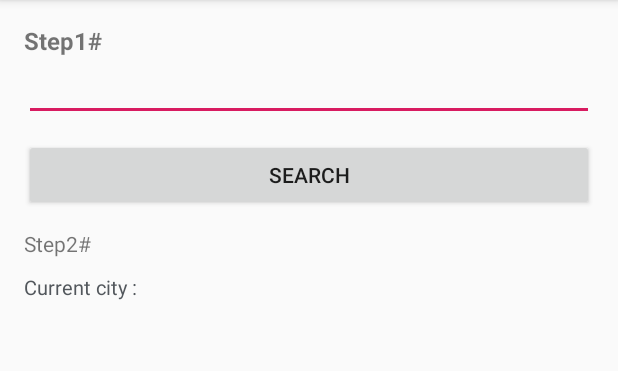
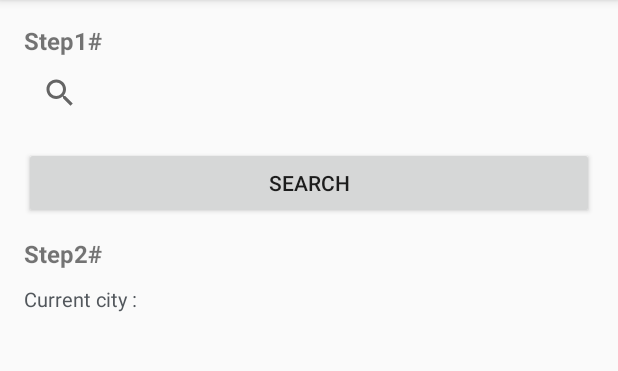
Before and after one commit to MaqsoodCodingPassion/WeatherApp, an Android app: the screen it shows after launch (MainActivity), on a phone screen of 412 x 824 dp, the part 84-455 px from its top. Run offline under Robolectric (Android 15) with nearby library versions, the phone set to English and light mode, and no system bars; our stand-ins replace Dagger/Hilt's generated code, RxJava; libraries missing offline, so code that uses them is left out: com.facebook.stetho; 6 statements that could not run were skipped.

Commit message:
Working on beautification UI

```diff
--- a/app/src/main/java/com/openweathermap/org/MainActivity.kt
+++ b/app/src/main/java/com/openweathermap/org/MainActivity.kt
@@ -3,11 +3,9 @@ package com.openweathermap.org
 import android.Manifest
 import android.annotation.SuppressLint
 import android.app.Activity
-import android.content.Context
 import android.content.Intent
 import android.os.Bundle
-import android.util.AttributeSet
-import android.view.View
+import android.widget.Toast
 import androidx.appcompat.app.AppCompatActivity
 import androidx.core.app.ActivityCompat
 import androidx.lifecycle.Observer
@@ -17,9 +15,9 @@ import com.openweathermap.org.gps.GpsUtils
 import com.openweathermap.org.gps.LocationViewModel
 import com.openweathermap.org.util.ViewModelFactory
 import dagger.android.AndroidInjection
-import javax.inject.Inject
 import kotlinx.android.synthetic.main.activity_main.*
 import java.util.*
+import javax.inject.Inject
 
 class MainActivity : AppCompatActivity() {
 
@@ -44,12 +42,14 @@ class MainActivity : AppCompatActivity() {
                 this@MainActivity.isGPSEnabled = isGPSEnable
             }
         })
-        intiAdapter()
+        intiView()
         searchBtn.setOnClickListener{callCurrentWeatherAPI()}
         getCurrentCityNameFromAPI()
     }
 
-    private fun intiAdapter() {
+    private fun intiView() {
+        citiesField.onActionViewExpanded()
+        citiesField.isIconified = true
         fiveDaysDataRecyclerView.layoutManager = LinearLayoutManager(this)
     }
 
@@ -64,9 +64,15 @@ class MainActivity : AppCompatActivity() {
     }
 
     private fun callCurrentWeatherAPI() {
-        weatherViewModel.fetchCurrentWeatherDetails(getCitiesList(),API_KEY).observe(this, Observer {
-           hideShimmer()
-       })
+        if(getCitiesList().size in 3..7){
+            weatherViewModel.fetchCurrentWeatherDetails(getCitiesList(),API_KEY).observe(this, Observer {
+                hideShimmer()
+            })
+        }else if(getCitiesList().size < 3){
+            Toast.makeText(this,"Please enter the minimum 3 cities separated with comma",Toast.LENGTH_SHORT).show()
+        }else{
+            Toast.makeText(this,"Please do not enter more than 7 cities",Toast.LENGTH_SHORT).show()
+        }
     }
 
     private fun getCurrentLocationDetailsAPI(lat: String?,long: String?) {
@@ -88,10 +94,9 @@ class MainActivity : AppCompatActivity() {
         })
     }
 
-    private fun getCitiesList(): ArrayList<String> {
-        val values = citiesField.text.toString().split(",")
-        var citiesList = ArrayList(values)
-        return citiesList
+    private fun getCitiesList(): ArrayList<String?> {
+        val values = citiesField.query.toString().split(",")
+        return ArrayList<String?>(values)
     }
 
     /* @VisibleForTesting
--- a/app/src/main/java/com/openweathermap/org/WeatherViewModel.kt
+++ b/app/src/main/java/com/openweathermap/org/WeatherViewModel.kt
@@ -5,23 +5,18 @@ import androidx.lifecycle.MutableLiveData
 import androidx.lifecycle.ViewModel
 import com.openweathermap.org.model.CurrentWeatherResponse
 import com.openweathermap.org.model.FiveDaysForecastResponse
-import io.reactivex.Observable
-import io.reactivex.Single
 import io.reactivex.android.schedulers.AndroidSchedulers
-import io.reactivex.disposables.CompositeDisposable
-import io.reactivex.functions.BiFunction
-import io.reactivex.internal.operators.observable.ObservableReplay.observeOn
 import io.reactivex.schedulers.Schedulers
-import org.reactivestreams.Subscriber
+import java.util.*
 
 class WeatherViewModel(val repository: WeatherRepository) : ViewModel() {
 
-    fun fetchCurrentWeatherDetails(citiesList: List<String>,apiKey: String): LiveData<List<CurrentWeatherResponse>> {
+    fun fetchCurrentWeatherDetails(citiesList: ArrayList<String?>, apiKey: String): LiveData<List<CurrentWeatherResponse>> {
 
         val weatherResponse: MutableLiveData<List<CurrentWeatherResponse>>  = MutableLiveData()
        // Observable.concat()
         for(city in citiesList){
-            val observable = repository.fetchCurrentWeatherDetails(city, apiKey)
+            val observable = repository.fetchCurrentWeatherDetails(city!!, apiKey)
 
             observable.map<CurrentWeatherResponse> {
                 it
--- a/app/src/main/res/layout/activity_main.xml
+++ b/app/src/main/res/layout/activity_main.xml
@@ -16,12 +16,14 @@
         android:layout_height="wrap_content"
         android:text="Step1#" />
 
-    <EditText
+    <androidx.appcompat.widget.SearchView
         android:id="@+id/citiesField"
         android:layout_width="match_parent"
         android:layout_height="wrap_content"
+        android:iconifiedByDefault="false"
         android:fontFamily="@font/roboto_bold"
         android:textSize="16sp"
+        app:defaultQueryHint="@string/searchHint"
         android:layout_below="@+id/step1" />
 
     <Button
@@ -44,6 +46,8 @@
         android:id="@+id/step2"
         android:layout_width="match_parent"
         android:layout_height="wrap_content"
+        android:fontFamily="@font/roboto_bold"
+        android:textSize="16sp"
         android:layout_below="@+id/citiesRecyclerView"
         android:text="Step2#" />
 
--- a/app/src/main/res/values/strings.xml
+++ b/app/src/main/res/values/strings.xml
@@ -24,4 +24,5 @@
     <string name="Weather">Weather :</string>
     <string name="placeName">PlaceName :</string>
     <string name="icon">Weather view :</string>
+    <string name="searchHint">Enter the cities name with comma</string>
 </resources>
```
